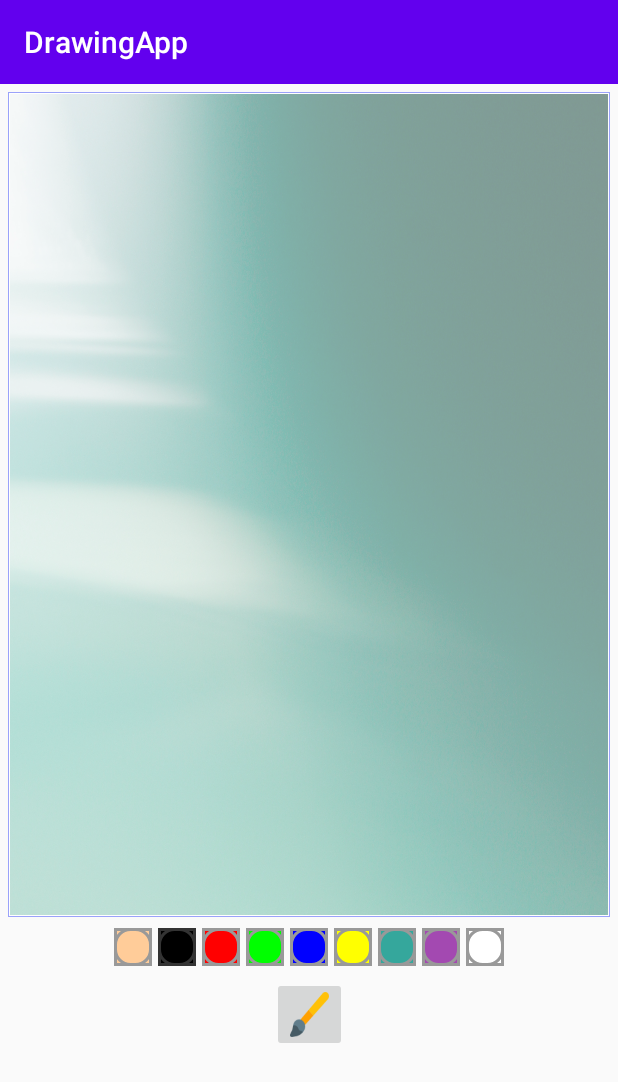
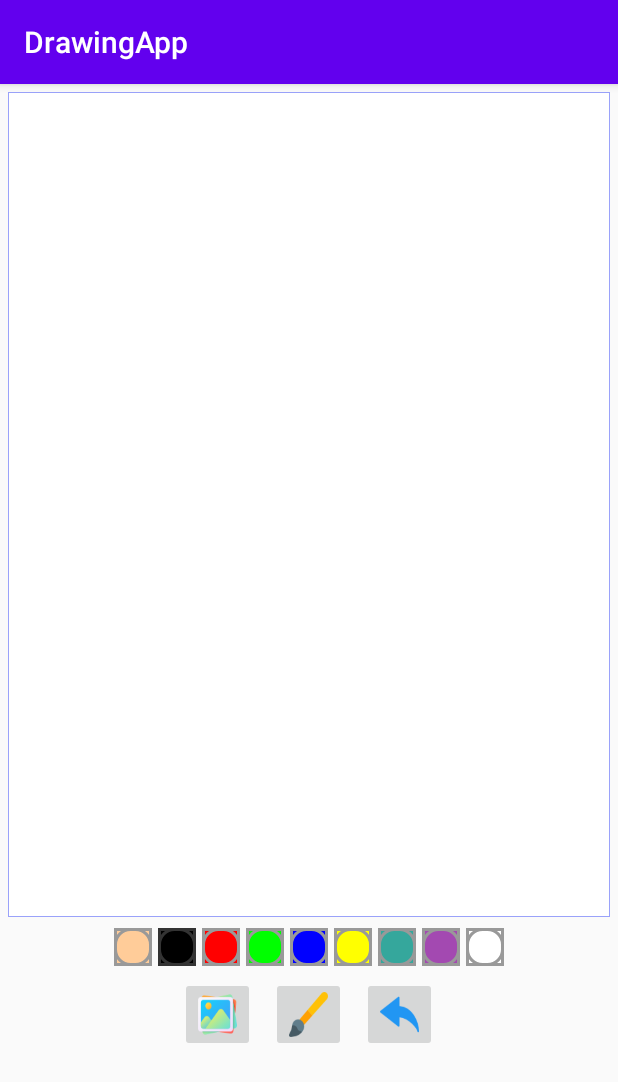
Before and after one commit to cecydb11/android_examples, an Android app: the screen it shows after launch (MainActivity), on a phone screen of 412 x 824 dp. Shown: the top 1082 px of the screen. Run offline under Robolectric (Android 15) with nearby library versions, the phone set to English and light mode, and no system bars.

Commit message:
Add function to change background, and to undo lines.

```diff
--- a/DrawingApp/app/src/main/AndroidManifest.xml
+++ b/DrawingApp/app/src/main/AndroidManifest.xml
@@ -1,6 +1,9 @@
 <?xml version="1.0" encoding="utf-8"?>
 <manifest xmlns:android="http://schemas.android.com/apk/res/android"
     package="com.cecilia.drawingapp">
+
+    <uses-permission android:name="android.permission.READ_EXTERNAL_STORAGE"/>
+    <uses-permission android:name="android.permission.WRITE_EXTERNAL_STORAGE"/>
 
     <application
         android:allowBackup="true"
--- a/DrawingApp/app/src/main/res/layout/activity_main.xml
+++ b/DrawingApp/app/src/main/res/layout/activity_main.xml
@@ -24,8 +24,7 @@
             android:layout_width="match_parent"
             android:layout_height="match_parent"
             android:contentDescription="background image"
-            android:scaleType="centerCrop"
-            android:src="@drawable/background" />
+            android:scaleType="centerCrop" />
 
         <com.cecilia.drawingapp.DrawingView
             android:id="@+id/drawing_view"
@@ -39,7 +38,7 @@
         android:layout_width="wrap_content"
         android:layout_height="wrap_content"
         android:orientation="horizontal"
-        app:layout_constraintBottom_toTopOf="@id/ib_brush"
+        app:layout_constraintBottom_toTopOf="@id/ll_action_buttons"
         app:layout_constraintLeft_toLeftOf="parent"
         app:layout_constraintRight_toRightOf="parent"
         app:layout_constraintTop_toBottomOf="@id/fl_drawing_container"
@@ -137,6 +136,28 @@
         />
     </LinearLayout>
 
+    <LinearLayout
+        android:id="@+id/ll_action_buttons"
+        android:layout_width="match_parent"
+        android:layout_height="wrap_content"
+        android:gravity="center"
+        android:orientation="horizontal"
+        app:layout_constraintLeft_toLeftOf="parent"
+        app:layout_constraintRight_toRightOf="parent"
+        app:layout_constraintTop_toBottomOf="@id/ll_paint_colors"
+        >
+
+
+    <ImageButton
+        android:id="@+id/ib_gallery"
+        android:layout_width="50dp"
+        android:layout_height="50dp"
+        android:src="@drawable/ic_gallery"
+        android:contentDescription="Gallery"
+        android:scaleType="fitXY"
+        android:layout_margin="5dp"
+        />
+
     <ImageButton
         android:id="@+id/ib_brush"
         android:layout_width="50dp"
@@ -145,9 +166,17 @@
         android:contentDescription="Brush image"
         android:scaleType="fitXY"
         android:layout_margin="5dp"
-        app:layout_constraintLeft_toLeftOf="parent"
-        app:layout_constraintRight_toRightOf="parent"
-        app:layout_constraintTop_toBottomOf="@id/ll_paint_colors"
         />
 
+        <ImageButton
+            android:id="@+id/ib_undo"
+            android:layout_width="50dp"
+            android:layout_height="50dp"
+            android:src="@drawable/ic_undo"
+            android:contentDescription="Undo image"
+            android:scaleType="fitXY"
+            android:layout_margin="5dp"
+            />
+    </LinearLayout>
+
 </androidx.constraintlayout.widget.ConstraintLayout>
```
Also changed, not shown: DrawingApp/app/src/main/java/com/cecilia/drawingapp/DrawingView.kt (+7 -0 lines), DrawingApp/app/src/main/java/com/cecilia/drawingapp/MainActivity.kt (+75 -1 lines), DrawingApp/app/src/main/res/drawable/ic_gallery.png (added), DrawingApp/app/src/main/res/drawable/ic_undo.png (added).
